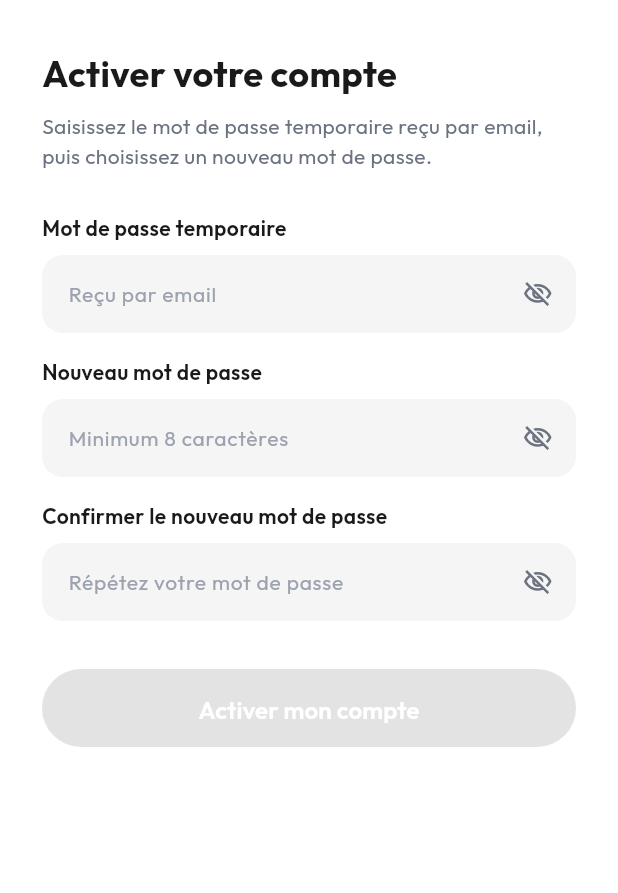
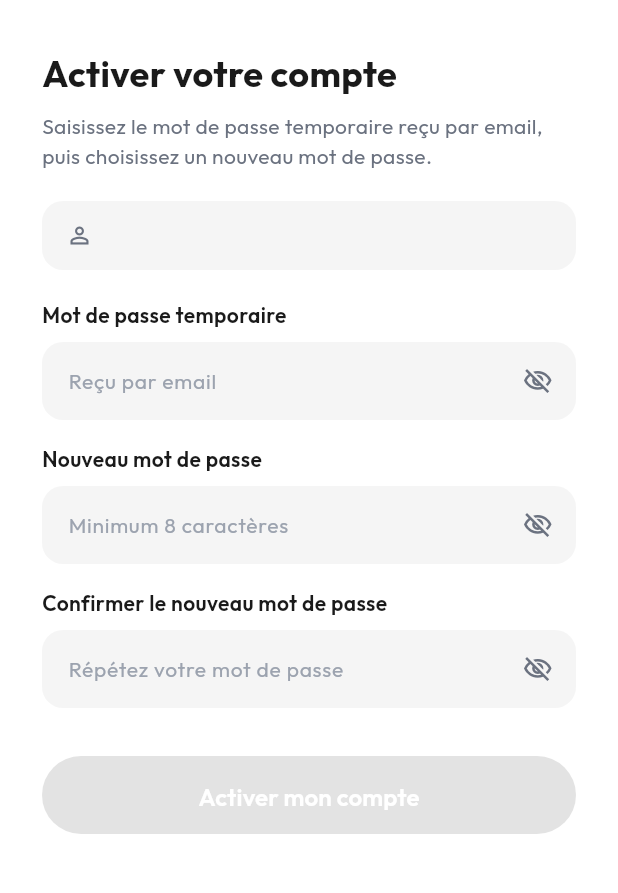
Before and after one commit to Samiiii5/e-signal-v2, a Flutter app: the SetPasswordScreen screen opened directly with empty values, on a phone screen of 412 x 824 dp, the part 243-1136 px from its top. Run offline on Flutter 3.47's test engine with Material 3 defaults, Android fonts, the phone set to English and light mode, and no system bars; our stand-ins replace dio, go_router, google_fonts, image_picker, open_file, pdf and 2 more; missing offline and left inert: excel; accounts and stored records are empty; network calls fail.

Commit message:
fix: correction de la redirection 403 vers set_password_screen
Bugs corrigés :
- api_client: QueuedInterceptorsWrapper → deux InterceptorsWrapper séparés
  + handler.reject() explicite pour que les erreurs 4xx remontent bien
  au catch de la couche service (QueuedInterceptorsWrapper pouvait
  consommer l'erreur en Dio v5.7)
- AccountNotActivatedException: transporte maintenant l'identifier
  extrait du body 403 {"code":"account_not_activated","identifier":"..."}
- login_page2: utilise e.identifier (backend) en priorité sur widget.identifier
- set_password_screen: affiche l'identifier en lecture seule (pré-rempli)

Co-Authored-By: Claude Sonnet 4.6 <noreply@anthropic.com>
Claude-Session: https://claude.ai/code/session_017mVrovz2ebC7DvmSfYVsds

```diff
--- a/lib/core/services/api_client.dart
+++ b/lib/core/services/api_client.dart
@@ -5,11 +5,15 @@ import 'session_service.dart';
 /// Client HTTP centralisé.
 /// - Injecte automatiquement `Authorization: Bearer` sur chaque requête.
 /// - Gère le refresh silencieux sur 401 ; déconnecte si le refresh échoue.
+///
+/// Note : On utilise deux intercepteurs séparés (InterceptorsWrapper, pas Queued)
+/// pour garantir que les erreurs 4xx remontent bien jusqu'à la couche service.
+/// QueuedInterceptorsWrapper peut consommer l'erreur dans certaines versions de Dio.
 class ApiClient {
   static const baseUrl = 'https://ws.score360.africa/api/v1.2';
 
   static late final Dio _dio;
-  static late final Dio _refreshDio; // Pas d'intercepteurs → évite la récursion.
+  static late final Dio _refreshDio; // Sans intercepteurs → évite la récursion.
 
   static Dio get dio => _dio;
 
@@ -28,8 +32,9 @@ class ApiClient {
       headers: {'Content-Type': 'application/json'},
     ));
 
+    // Intercepteur 1 — injecte le Bearer token.
     _dio.interceptors.add(
-      QueuedInterceptorsWrapper(
+      InterceptorsWrapper(
         onRequest: (options, handler) {
           final token = SessionService.accessToken;
           if (token != null && token.isNotEmpty) {
@@ -37,10 +42,18 @@ class ApiClient {
           }
           handler.next(options);
         },
+      ),
+    );
+
+    // Intercepteur 2 — gère le refresh silencieux sur 401.
+    _dio.interceptors.add(
+      InterceptorsWrapper(
         onError: (DioException error, handler) async {
           final isRetry = error.requestOptions.extra['_retry'] == true;
+
           if (error.response?.statusCode == 401 && !isRetry) {
             final refreshToken = SessionService.refreshToken;
+
             if (refreshToken != null && refreshToken.isNotEmpty) {
               try {
                 final resp = await _refreshDio.post(
@@ -69,7 +82,10 @@ class ApiClient {
               NavigationService.onSessionExpired?.call();
             }
           }
-          handler.next(error);
+
+          // Pour tous les autres codes (403, 400, 422, 502…),
+          // on rejette explicitement pour que le catch de la couche service reçoive bien le DioException.
+          handler.reject(error, true);
         },
       ),
     );
--- a/lib/features/auth/login/set_password_screen.dart
+++ b/lib/features/auth/login/set_password_screen.dart
@@ -121,7 +121,36 @@ class _SetPasswordScreenState extends State<SetPasswordScreen> {
                 style: AppTextStyles.bodySecondary,
               ),
 
-              const SizedBox(height: 28),
+              const SizedBox(height: 20),
+
+              // Identifiant pré-rempli (lecture seule) — l'utilisateur sait pour quel compte.
+              Container(
+                width: double.infinity,
+                padding: const EdgeInsets.symmetric(horizontal: 16, vertical: 13),
+                decoration: BoxDecoration(
+                  color: AppColors.backgroundPage,
+                  borderRadius: BorderRadius.circular(14),
+                ),
+                child: Row(
+                  children: [
+                    const Icon(Icons.person_outline, size: 18, color: AppColors.textSecondary),
+                    const SizedBox(width: 10),
+                    Expanded(
+                      child: Text(
+                        widget.identifier,
+                        style: const TextStyle(
+                          fontSize: 14,
+                          color: AppColors.textPrimary,
+                          fontWeight: FontWeight.w500,
+                        ),
+                        overflow: TextOverflow.ellipsis,
+                      ),
+                    ),
+                  ],
+                ),
+              ),
+
+              const SizedBox(height: 20),
 
               Text('Mot de passe temporaire', style: AppTextStyles.label),
               const SizedBox(height: 8),
```
Also changed, not shown: lib/features/auth/login/login_page2_screen.dart (+5 -2 lines), lib/shared/services/auth_service.dart (+11 -2 lines).
